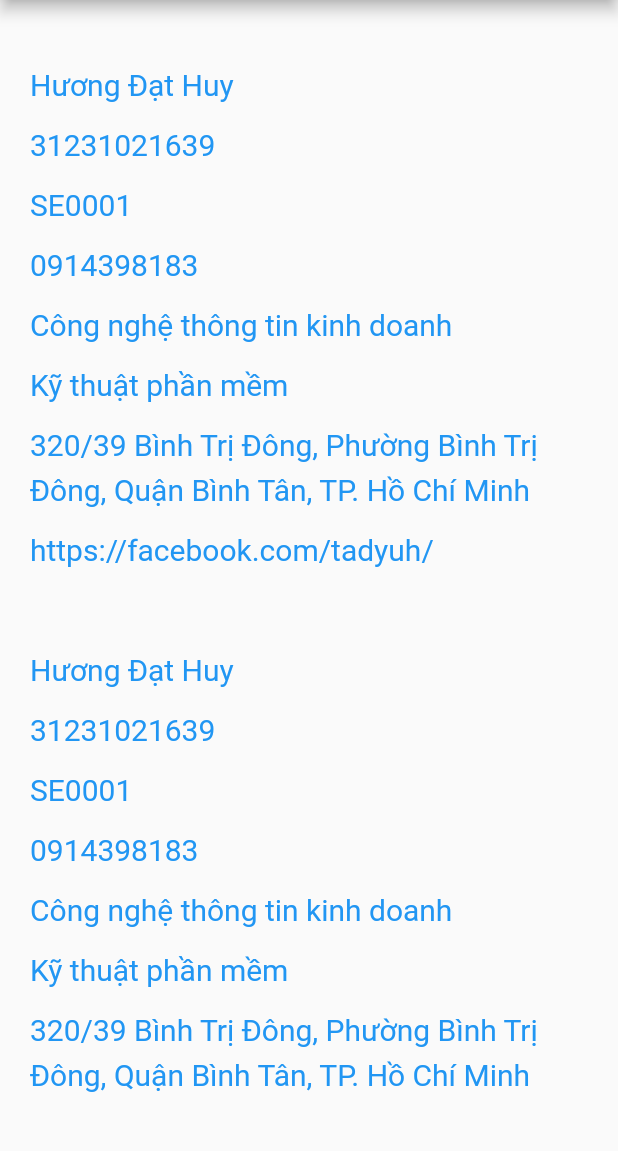
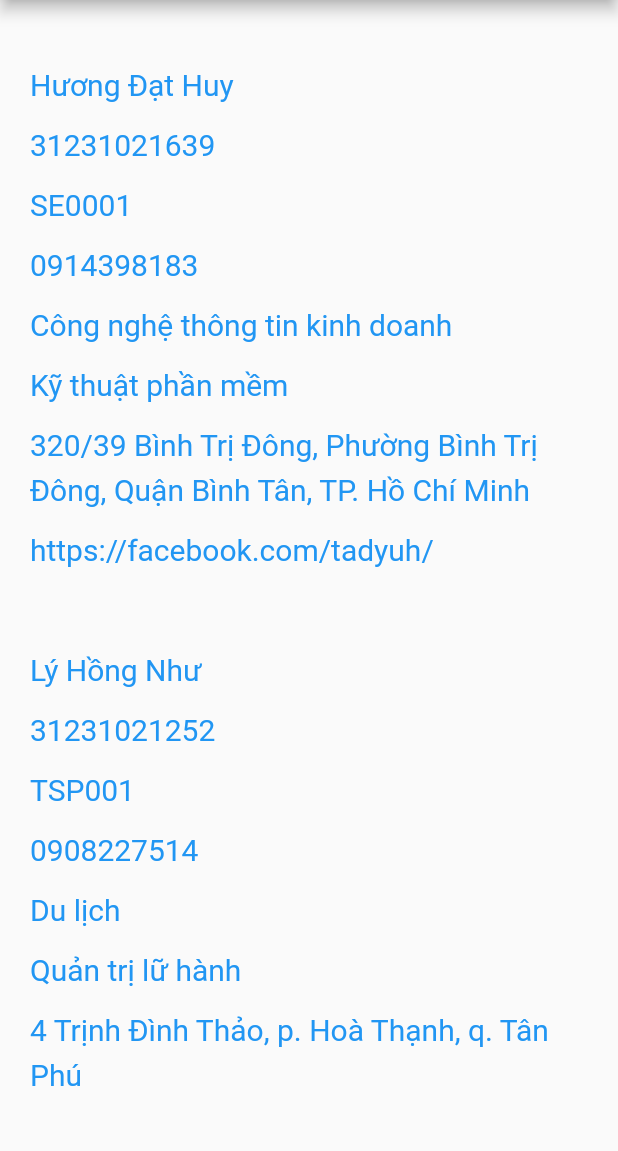
Before and after one commit to tadyuh76/tooldiem, a Flutter app: the screen it shows after launch, on a phone screen of 412 x 824 dp, the part 84-1235 px from its top. Run offline on Flutter 3.47's test engine with Material 2 defaults, Android fonts, the phone set to English and light mode, and no system bars.

Commit message:
first commit

```diff
--- a/lib/main.dart
+++ b/lib/main.dart
@@ -22,9 +22,24 @@
   address:
       "320/39 Bình Trị Đông, Phường Bình Trị Đông, Quận Bình Tân, TP. Hồ Chí Minh",
   fb: "https://facebook.com/tadyuh/",
+  email: "tadyuh76@gmail.com",
+  edumail: "huyhuong.31231021639@st.ueh.edu.vn",
 );
 
-final data = [huy, huy];
+final nhu = Student(
+  name: "Lý Hồng Như",
+  id: "31231021252",
+  lop: "TSP001",
+  khoa: "Du lịch",
+  nganh: "Quản trị lữ hành",
+  phone: "0908227514",
+  address: "4 Trịnh Đình Thảo, p. Hoà Thạnh, q. Tân Phú",
+  fb: "https://www.facebook.com/nhu.hong.9047506",
+  email: "Lyhongnhu290@gmail.com",
+  edumail: "nhuly.31231021252@st.ueh.edu.vn",
+);
+
+final data = [huy, nhu];
 
 class TouchableText extends StatelessWidget {
   final String text;
@@ -73,20 +88,18 @@
             itemBuilder: (context, index) {
               return Container(
                 padding: const EdgeInsets.symmetric(vertical: 20),
-                child: Center(
-                  child: Column(
-                    crossAxisAlignment: CrossAxisAlignment.start,
-                    children: [
-                      TouchableText(huy.name),
-                      TouchableText(huy.id),
-                      TouchableText(huy.lop),
-                      TouchableText(huy.phone),
-                      TouchableText(huy.khoa),
-                      TouchableText(huy.nganh),
-                      TouchableText(huy.address),
-                      TouchableText(huy.fb),
-                    ],
-                  ),
+                child: Column(
+                  crossAxisAlignment: CrossAxisAlignment.start,
+                  children: [
+                    TouchableText(data[index].name),
+                    TouchableText(data[index].id),
+                    TouchableText(data[index].lop),
+                    TouchableText(data[index].phone),
+                    TouchableText(data[index].khoa),
+                    TouchableText(data[index].nganh),
+                    TouchableText(data[index].address),
+                    TouchableText(data[index].fb),
+                  ],
                 ),
               );
             },
--- a/lib/student.dart
+++ b/lib/student.dart
@@ -7,6 +7,8 @@
   final String phone;
   final String address;
   final String fb;
+  final String email;
+  final String edumail;
 
   Student({
     required this.name,
@@ -17,5 +19,7 @@
     required this.phone,
     required this.address,
     required this.fb,
+    required this.email,
+    required this.edumail,
   });
 }
```
